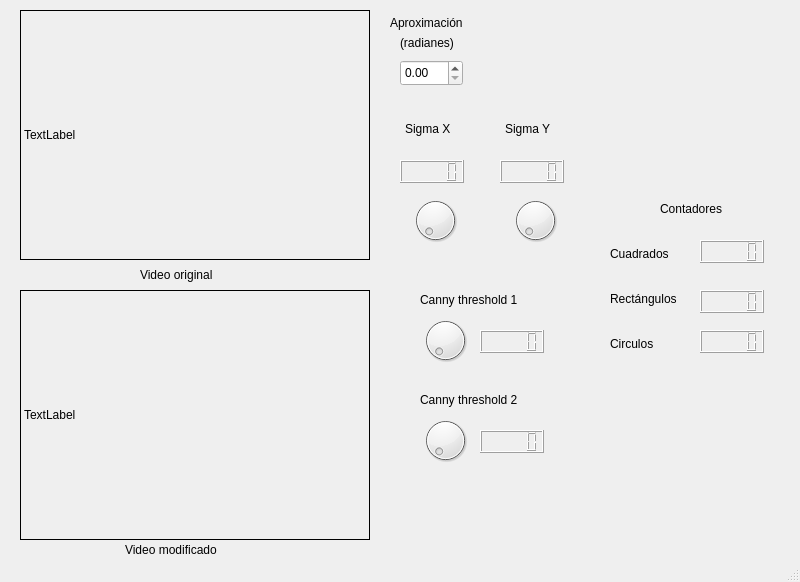
The window that Tarea-1/mainwindow.ui (JoserraLP/ImagenDigital) describes before a commit, drawn with Qt 5.
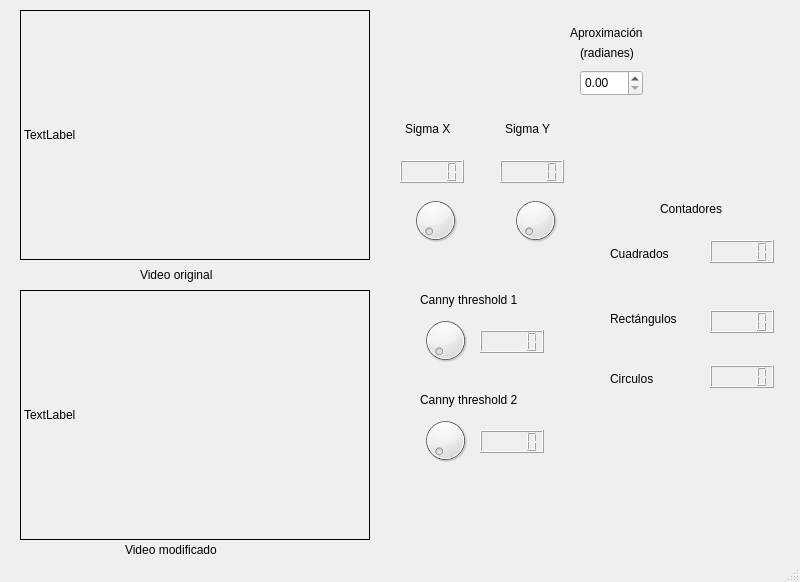
The same window after the commit.

Diff of the .ui file:
```diff
--- a/Tarea-1/mainwindow.ui
+++ b/Tarea-1/mainwindow.ui
@@ -219,8 +219,8 @@
    <widget class="QDoubleSpinBox" name="rad_spin_box">
     <property name="geometry">
      <rect>
-      <x>400</x>
-      <y>60</y>
+      <x>580</x>
+      <y>70</y>
       <width>63</width>
       <height>26</height>
      </rect>
@@ -229,8 +229,8 @@
    <widget class="QLabel" name="label">
     <property name="geometry">
      <rect>
-      <x>390</x>
-      <y>10</y>
+      <x>570</x>
+      <y>20</y>
       <width>95</width>
       <height>25</height>
      </rect>
@@ -242,8 +242,8 @@
    <widget class="QLabel" name="label_3">
     <property name="geometry">
      <rect>
-      <x>400</x>
-      <y>30</y>
+      <x>580</x>
+      <y>40</y>
       <width>70</width>
       <height>25</height>
      </rect>
@@ -255,7 +255,7 @@
    <widget class="QLCDNumber" name="num_cuadrados">
     <property name="geometry">
      <rect>
-      <x>700</x>
+      <x>710</x>
       <y>240</y>
       <width>64</width>
       <height>23</height>
@@ -278,8 +278,8 @@
    <widget class="QLCDNumber" name="num_rectangulos">
     <property name="geometry">
      <rect>
-      <x>700</x>
-      <y>290</y>
+      <x>710</x>
+      <y>310</y>
       <width>64</width>
       <height>23</height>
      </rect>
@@ -302,7 +302,7 @@
     <property name="geometry">
      <rect>
       <x>610</x>
-      <y>290</y>
+      <y>310</y>
       <width>85</width>
       <height>17</height>
      </rect>
@@ -314,8 +314,8 @@
    <widget class="QLCDNumber" name="num_circulos">
     <property name="geometry">
      <rect>
-      <x>700</x>
-      <y>330</y>
+      <x>710</x>
+      <y>365</y>
       <width>64</width>
       <height>23</height>
      </rect>
@@ -325,7 +325,7 @@
     <property name="geometry">
      <rect>
       <x>610</x>
-      <y>335</y>
+      <y>370</y>
       <width>75</width>
       <height>17</height>
      </rect>
```
Left out of the diff: 3 changed lines with no effect on the pictures.
